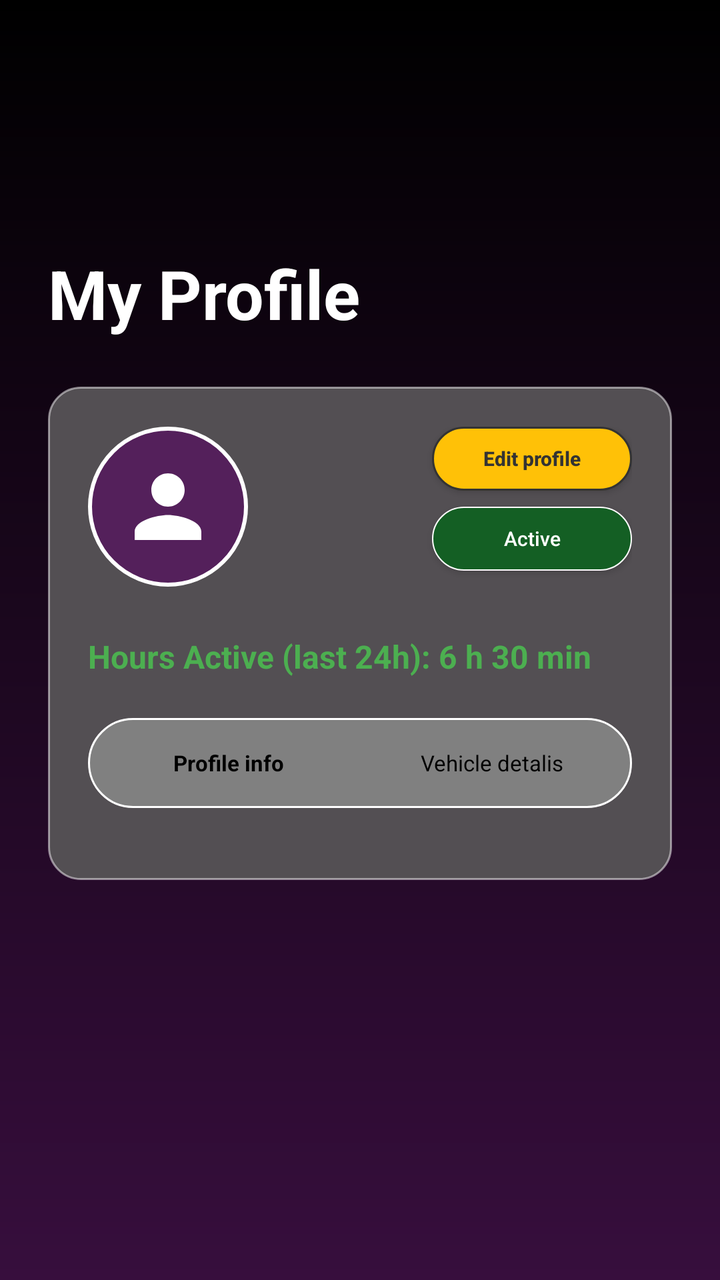
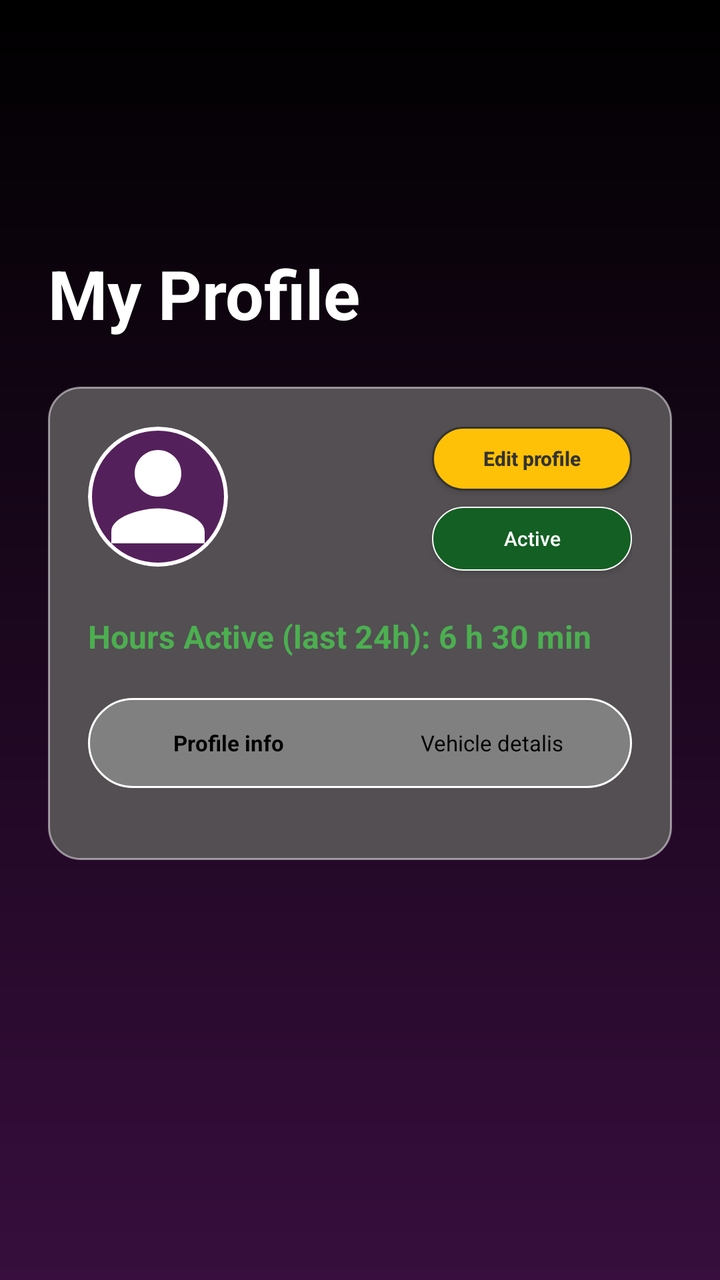

Screens rendered from an Android XML layout before and after an edit, with the pre-edit source and the edit as a unified diff.
<!-- AndroidManifest.xml: application theme Theme.UberProject -->
<!-- res/layout/fragment_driver_profile.xml -->
<?xml version="1.0" encoding="utf-8"?>
<ScrollView
    xmlns:android="http://schemas.android.com/apk/res/android"
    xmlns:app="http://schemas.android.com/apk/res-auto"
    android:layout_width="match_parent"
    android:layout_height="match_parent"
    android:paddingTop="100dp"
    android:clipToPadding="false"
    android:background="@drawable/background_gradient"
    android:fillViewport="true">

    <androidx.constraintlayout.widget.ConstraintLayout
        android:layout_width="match_parent"
        android:layout_height="wrap_content"
        android:padding="24dp">

        <TextView
            android:id="@+id/tvScreenTitle"
            android:layout_width="wrap_content"
            android:layout_height="wrap_content"
            android:text="@string/my_profile_title"
            android:textColor="@color/white"
            android:textSize="34sp"
            android:textStyle="bold"
            app:layout_constraintStart_toStartOf="parent"
            app:layout_constraintTop_toTopOf="parent" />

        <androidx.constraintlayout.widget.ConstraintLayout
            android:id="@+id/cardContainer"
            android:layout_width="match_parent"
            android:layout_height="wrap_content"
            android:layout_marginTop="24dp"
            android:background="@drawable/bg_card_main"
            android:padding="20dp"
            app:layout_constraintTop_toBottomOf="@id/tvScreenTitle">

            <ImageView
                android:id="@+id/imgProfile"
                android:layout_width="80dp"
                android:layout_height="80dp"
                android:background="@drawable/circle_background"
                android:padding="15dp"
                android:src="@drawable/ic_person_placeholder"
                app:layout_constraintStart_toStartOf="parent"
                app:layout_constraintTop_toTopOf="parent"
                app:tint="@color/white" />

            <LinearLayout
                android:id="@+id/userInfoLayout"
                android:layout_width="0dp"
                android:layout_height="wrap_content"
                android:layout_marginStart="16dp"
                android:layout_marginEnd="8dp"
                android:orientation="vertical"
                app:layout_constraintBottom_toBottomOf="@id/imgProfile"
                app:layout_constraintEnd_toStartOf="@+id/btnEditProfile"
                app:layout_constraintStart_toEndOf="@id/imgProfile"
                app:layout_constraintTop_toTopOf="@id/imgProfile">

                <TextView
                    android:id="@+id/headerName"
                    android:layout_width="match_parent"
                    android:layout_height="wrap_content"
                    android:text=""
                    android:textColor="@color/white"
                    android:textSize="18sp"
                    android:textStyle="bold"
                    android:singleLine="true"
                    android:ellipsize="end" />

                <TextView
                    android:id="@+id/headerEmail"
                    android:layout_width="match_parent"
                    android:layout_height="wrap_content"
                    android:layout_marginTop="2dp"
                    android:text=""
                    android:textColor="#B0B0B0"
                    android:textSize="12sp"
                    android:singleLine="true"
                    android:ellipsize="end" />
            </LinearLayout>

            <androidx.appcompat.widget.AppCompatButton
                android:id="@+id/btnEditProfile"
                android:layout_width="100dp"
                android:layout_height="32dp"
                android:background="@drawable/bg_button_yellow"
                android:text="@string/edit_profile_title"
                android:textAllCaps="false"
                android:textColor="@color/text_dark"
                android:textSize="10sp"
                android:textStyle="bold"
                app:layout_constraintEnd_toEndOf="parent"
                app:layout_constraintTop_toTopOf="@id/imgProfile" />

            <androidx.appcompat.widget.AppCompatButton
                android:id="@+id/btnStatusActive"
                android:layout_width="100dp"
                android:layout_height="32dp"
                android:layout_marginTop="8dp"
                android:background="@drawable/bg_button_green"
                android:text="@string/active_title"
                android:textAllCaps="false"
                android:textColor="@color/white"
                android:textSize="10sp"
                app:layout_constraintEnd_toEndOf="parent"
                app:layout_constraintTop_toBottomOf="@id/btnEditProfile" />

            <TextView
                android:id="@+id/tvHoursActive"
                android:layout_width="match_parent"
                android:layout_height="wrap_content"
                android:layout_marginTop="24dp"
                android:text="Hours Active (last 24h): 6 h 30 min"
                android:textColor="#4CAF50"
                android:textSize="16sp"
                android:textStyle="bold"
                android:gravity="center_vertical"
                app:layout_constraintTop_toBottomOf="@id/imgProfile"
                app:layout_constraintStart_toStartOf="parent" />

            <LinearLayout
                android:id="@+id/tabsContainer"
                android:layout_width="match_parent"
                android:layout_height="45dp"
                android:layout_marginTop="20dp"
                android:background="@drawable/bg_tabs_outline"
                android:orientation="horizontal"
                android:padding="4dp"
                android:weightSum="2"
                app:layout_constraintTop_toBottomOf="@id/tvHoursActive">

                <TextView
                    android:id="@+id/tabInfo"
                    android:layout_width="0dp"
                    android:layout_height="match_parent"
                    android:layout_weight="1"
                    android:gravity="center"
                    android:text="@string/profile_info_title"
                    android:textColor="@color/black"
                    android:textSize="11sp"
                    android:textStyle="bold" />

                <TextView
                    android:id="@+id/tabVehicle"
                    android:layout_width="0dp"
                    android:layout_height="match_parent"
                    android:layout_weight="1"
                    android:gravity="center"
                    android:text="@string/vehicle_detalis_title"
                    android:textSize="11sp"
                    android:textColor="@color/black" />

            </LinearLayout>

            <FrameLayout
                android:id="@+id/profileContentContainer"
                android:layout_width="match_parent"
                android:layout_height="wrap_content"
                android:layout_marginTop="16dp"
                app:layout_constraintTop_toBottomOf="@id/tabsContainer" />

        </androidx.constraintlayout.widget.ConstraintLayout>
    </androidx.constraintlayout.widget.ConstraintLayout>
</ScrollView>
<!-- resources referenced by this layout -->
<resources>
  <color name="black">#FF000000</color>
  <color name="text_dark">#333333</color>
  <color name="white">#FFFFFFFF</color>
  <!-- drawable background_gradient (drawable) -->
  <?xml version="1.0" encoding="utf-8"?>
  <shape xmlns:android="http://schemas.android.com/apk/res/android">
      <gradient
          android:type="linear"
          android:angle="90"
          android:startColor="@color/purple_main"
          android:endColor="@color/black" />
  </shape>
  <!-- drawable bg_button_green (drawable) -->
  <?xml version="1.0" encoding="utf-8"?>
  <shape xmlns:android="http://schemas.android.com/apk/res/android">
      <solid android:color="@color/button_green"/>
      <corners android:radius="50dp"/>
  
      <stroke
          android:width="0.5dp"
          android:color="@color/white" />
  </shape>
  <!-- drawable bg_button_yellow (drawable) -->
  <?xml version="1.0" encoding="utf-8"?>
  <shape xmlns:android="http://schemas.android.com/apk/res/android">
      <solid android:color="@color/accent_yellow"/>
      <corners android:radius="50dp"/>
  
      <stroke
          android:width="1dp"
          android:color="@color/text_dark" />
  </shape>
  <!-- drawable bg_card_main (drawable) -->
  <?xml version="1.0" encoding="utf-8"?>
  <shape xmlns:android="http://schemas.android.com/apk/res/android">
      <solid android:color="@color/card_background"/>
      <corners android:radius="16dp"/>
  
      <stroke
          android:width="1dp"
          android:color="#80FFFFFF"/>
  </shape>
  <!-- drawable bg_tabs_outline (drawable) -->
  <?xml version="1.0" encoding="utf-8"?>
  <shape xmlns:android="http://schemas.android.com/apk/res/android">
      <solid android:color="#808080" />
  
      <stroke
          android:width="1dp"
          android:color="@color/white" />
  
      <corners android:radius="25dp" />
  </shape>
  <!-- drawable circle_background (drawable) -->
  <shape xmlns:android="http://schemas.android.com/apk/res/android"
      android:shape="oval">
      <solid android:color="@color/purple_tint" />
      <stroke
          android:width="2dp"
          android:color="@color/text_white" />
  </shape>
  <!-- drawable ic_person_placeholder (drawable) -->
  <vector xmlns:android="http://schemas.android.com/apk/res/android"
      android:width="24dp"
      android:height="24dp"
      android:viewportWidth="24"
      android:viewportHeight="24"
      android:tint="@color/text_white">
      <path
          android:fillColor="@android:color/white"
          android:pathData="M12,12c2.21,0 4,-1.79 4,-4s-1.79,-4 -4,-4 -4,1.79 -4,4 1.79,4 4,4zM12,14c-2.67,0 -8,1.34 -8,4v2h16v-2c0,-2.66 -5.33,-4 -8,-4z"/>
  </vector>
  <string name="active_title">Active</string>
  <string name="edit_profile_title">Edit profile</string>
  <string name="my_profile_title">My Profile</string>
  <string name="profile_info_title">Profile info</string>
  <string name="vehicle_detalis_title">Vehicle detalis</string>
  <style name="Theme.UberProject" parent="Base.Theme.UberProject" />
  <color name="purple_main">#370E3D</color>
  <color name="button_green">#145f24</color>
  <color name="accent_yellow">#FFC107</color>
  <color name="card_background">#534f53</color>
  <color name="purple_tint">#D955185D</color>
  <color name="text_white">#FFFFFF</color>
  <style name="Base.Theme.UberProject" parent="Theme.Material3.DayNight.NoActionBar">
          
          
      </style>
</resources>

<!-- the commit's change to res/layout/fragment_driver_profile.xml (unified diff, before → after) -->
@@ -34,16 +34,32 @@
             android:padding="20dp"
             app:layout_constraintTop_toBottomOf="@id/tvScreenTitle">
 
-            <ImageView
-                android:id="@+id/imgProfile"
-                android:layout_width="80dp"
-                android:layout_height="80dp"
+            <FrameLayout
+                android:id="@+id/profileImageContainer"
+                android:layout_width="70dp"
+                android:layout_height="70dp"
                 android:background="@drawable/circle_background"
-                android:padding="15dp"
-                android:src="@drawable/ic_person_placeholder"
+                android:clipToOutline="true"
                 app:layout_constraintStart_toStartOf="parent"
-                app:layout_constraintTop_toTopOf="parent"
-                app:tint="@color/white" />
+                app:layout_constraintTop_toTopOf="parent">
+
+                <ImageView
+                    android:id="@+id/imgProfile"
+                    android:layout_width="match_parent"
+                    android:layout_height="match_parent"
+                    android:scaleType="centerCrop"
+                    android:src="@drawable/ic_person_placeholder" />
+
+                <LinearLayout
+                    android:id="@+id/layoutChangePhoto"
+                    android:layout_width="match_parent"
+                    android:layout_height="match_parent"
+                    android:background="#80000000"
+                    android:gravity="center"
+                    android:orientation="vertical"
+                    android:visibility="gone">
+                </LinearLayout>
+            </FrameLayout>
 
             <LinearLayout
                 android:id="@+id/userInfoLayout"
@@ -52,10 +68,10 @@
                 android:layout_marginStart="16dp"
                 android:layout_marginEnd="8dp"
                 android:orientation="vertical"
-                app:layout_constraintBottom_toBottomOf="@id/imgProfile"
+                app:layout_constraintBottom_toBottomOf="@id/profileImageContainer"
                 app:layout_constraintEnd_toStartOf="@+id/btnEditProfile"
-                app:layout_constraintStart_toEndOf="@id/imgProfile"
-                app:layout_constraintTop_toTopOf="@id/imgProfile">
+                app:layout_constraintStart_toEndOf="@id/profileImageContainer"
+                app:layout_constraintTop_toTopOf="@id/profileImageContainer">
 
                 <TextView
                     android:id="@+id/headerName"
@@ -91,7 +107,7 @@
                 android:textSize="10sp"
                 android:textStyle="bold"
                 app:layout_constraintEnd_toEndOf="parent"
-                app:layout_constraintTop_toTopOf="@id/imgProfile" />
+                app:layout_constraintTop_toTopOf="@id/profileImageContainer" />
 
             <androidx.appcompat.widget.AppCompatButton
                 android:id="@+id/btnStatusActive"
@@ -116,7 +132,7 @@
                 android:textSize="16sp"
                 android:textStyle="bold"
                 android:gravity="center_vertical"
-                app:layout_constraintTop_toBottomOf="@id/imgProfile"
+                app:layout_constraintTop_toBottomOf="@id/profileImageContainer"
                 app:layout_constraintStart_toStartOf="parent" />
 
             <LinearLayout
